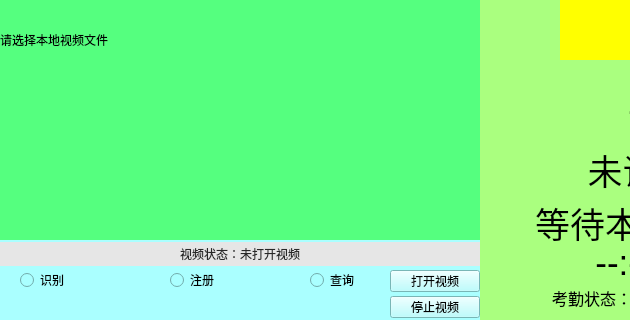
First picture: the form in src/facerecognitionwin.ui, repository cccoddad/edge-video-face-attendance-console, before the edit; both pictures show x 0 to 630 and y 160 to 480 of the 800 by 480 pixel window.
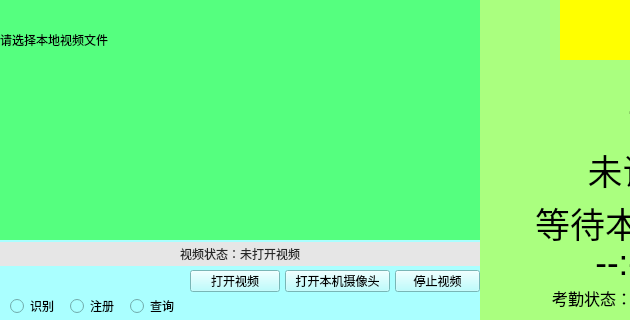
Second picture: the form after the edit.

Commit message: feat: add local Windows camera source

What changed in the file:
```diff
--- a/src/facerecognitionwin.ui
+++ b/src/facerecognitionwin.ui
@@ -45,9 +45,9 @@
     <widget class="QRadioButton" name="recognitionRb">
      <property name="geometry">
       <rect>
-       <x>20</x>
-      <y>432</y>
-       <width>80</width>
+       <x>10</x>
+      <y>458</y>
+       <width>55</width>
        <height>16</height>
       </rect>
      </property>
@@ -58,9 +58,9 @@
     <widget class="QRadioButton" name="registerRb">
      <property name="geometry">
       <rect>
-       <x>170</x>
-      <y>432</y>
-       <width>80</width>
+       <x>70</x>
+      <y>458</y>
+       <width>55</width>
        <height>16</height>
       </rect>
      </property>
@@ -71,9 +71,9 @@
     <widget class="QRadioButton" name="queryRb">
      <property name="geometry">
       <rect>
-       <x>310</x>
-      <y>432</y>
-       <width>80</width>
+       <x>130</x>
+      <y>458</y>
+       <width>55</width>
        <height>16</height>
       </rect>
      </property>
@@ -103,7 +103,7 @@
     <widget class="QPushButton" name="openVideoBt">
      <property name="geometry">
       <rect>
-       <x>390</x>
+       <x>190</x>
        <y>430</y>
        <width>90</width>
        <height>22</height>
@@ -116,9 +116,9 @@
     <widget class="QPushButton" name="stopVideoBt">
      <property name="geometry">
       <rect>
-       <x>390</x>
-       <y>456</y>
-       <width>90</width>
+       <x>395</x>
+       <y>430</y>
+       <width>85</width>
        <height>22</height>
       </rect>
      </property>
@@ -126,6 +126,19 @@
       <string>停止视频</string>
      </property>
     </widget>
+    <widget class="QPushButton" name="openLocalCameraBt">
+     <property name="geometry">
+      <rect>
+       <x>285</x>
+       <y>430</y>
+       <width>105</width>
+       <height>22</height>
+      </rect>
+     </property>
+     <property name="text">
+      <string>打开本机摄像头</string>
+     </property>
+    </widget>
    </widget>
    <widget class="QWidget" name="recognitionWidget" native="true">
     <property name="geometry">
```
The commit also changes 12 other files.
